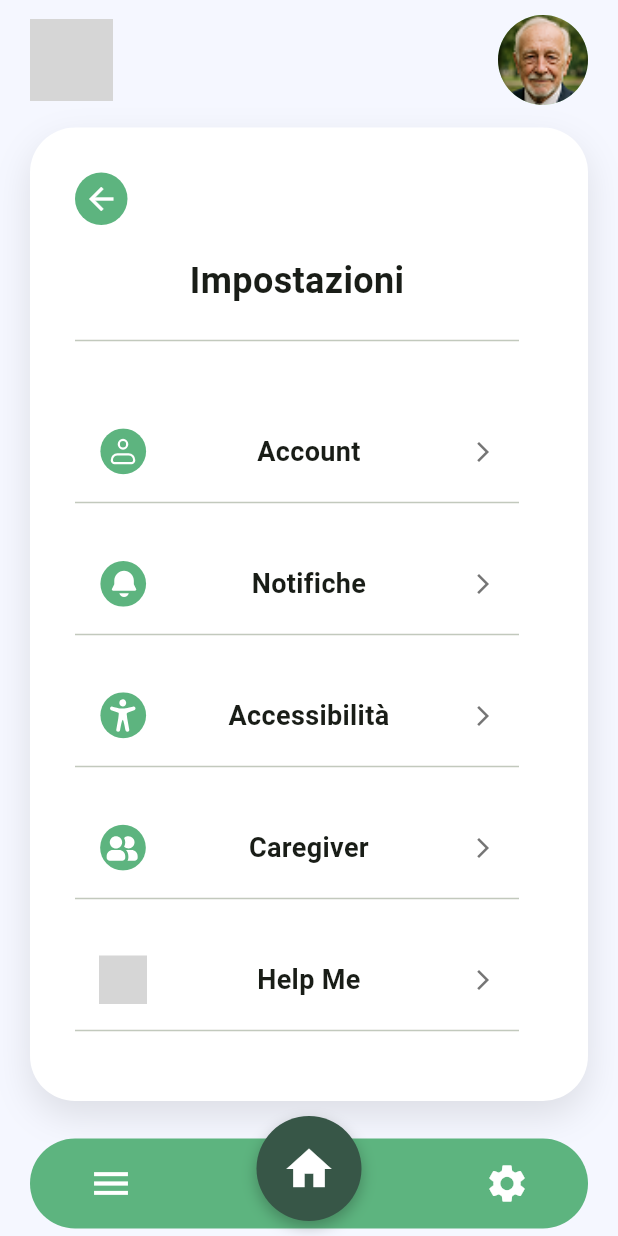
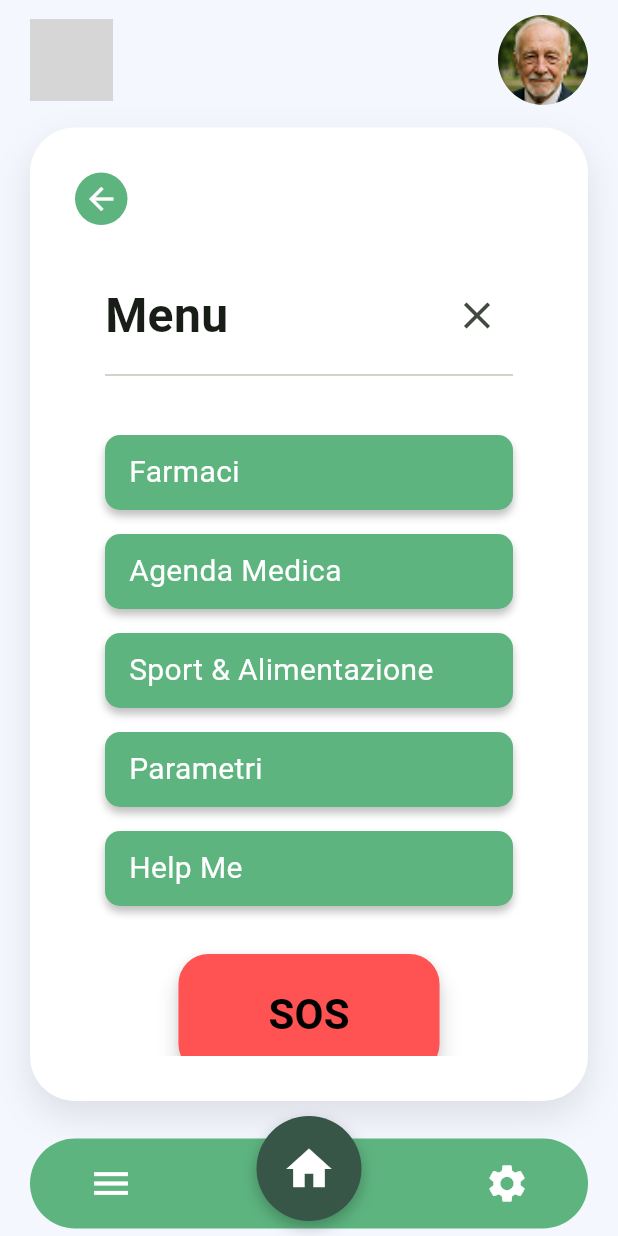
Before and after one commit to Lucacpt/WellYess, a Flutter app: the screen it shows after launch, item 3 of the bottom bar chosen, after a tap on the "menu" icon, on a phone screen of 412 x 824 dp. Run offline on Flutter 3.47's test engine with Material 3 defaults, Android fonts, the phone set to English and light mode, and no system bars; our stand-ins replace flutter_svg; grey boxes are pictures that could not be loaded.

Commit message:
add menu page and fixed navbar

```diff
--- /dev/null
+++ b/wellyess/lib/screens/menu_page.dart
@@ -0,0 +1,113 @@
+import 'package:flutter/material.dart';
+import 'package:wellyess/widgets/base_layout.dart';
+import 'package:wellyess/screens/med_section.dart';          // FarmaciPage
+import 'package:wellyess/screens/consigli_salute.dart';     // ConsigliSalutePage
+import 'placeholderpage.dart';                             // PlaceholderPage
+
+class MenuPage extends StatelessWidget {
+  const MenuPage({Key? key}) : super(key: key);
+
+  @override
+  Widget build(BuildContext context) {
+    return BaseLayout(
+      currentIndex: 0,
+      onBackPressed: () => Navigator.of(context).pop(),
+      child: ListView(
+        padding: const EdgeInsets.symmetric(horizontal: 20, vertical: 16),
+        children: [
+          Row(
+            mainAxisAlignment: MainAxisAlignment.spaceBetween,
+            children: [
+              const Text("Menu",
+                  style: TextStyle(fontSize: 32, fontWeight: FontWeight.bold)),
+              IconButton(
+                icon: const Icon(Icons.close, size: 30),
+                onPressed: () => Navigator.of(context).pop(),
+              ),
+            ],
+          ),
+          const SizedBox(height: 8),
+          const Divider(),
+          const SizedBox(height: 24),
+
+          _buildMenuButton(context, "Farmaci"),
+          _buildMenuButton(context, "Agenda Medica"),
+          _buildMenuButton(context, "Sport & Alimentazione"),
+          _buildMenuButton(context, "Parametri"),
+          _buildMenuButton(context, "Help Me"),
+
+          const SizedBox(height: 24),
+          Center(
+            child: ElevatedButton(
+              onPressed: () => _navigateWithFade(
+                  context, const PlaceholderPage(title: "SOS")),
+              style: ElevatedButton.styleFrom(
+                backgroundColor: Colors.redAccent,
+                padding:
+                    const EdgeInsets.symmetric(horizontal: 60, vertical: 20),
+                shape: RoundedRectangleBorder(
+                    borderRadius: BorderRadius.circular(20)),
+                elevation: 6,
+              ),
+              child: const Text("SOS",
+                  style: TextStyle(
+                      fontSize: 28,
+                      fontWeight: FontWeight.bold,
+                      color: Colors.black)),
+            ),
+          ),
+          const SizedBox(height: 16),
+        ],
+      ),
+    );
+  }
+
+  Widget _buildMenuButton(BuildContext context, String label) {
+    return Padding(
+      padding: const EdgeInsets.symmetric(vertical: 8),
+      child: InkWell(
+        onTap: () {
+          if (label == 'Farmaci') {
+            Navigator.push(
+              context,
+              MaterialPageRoute(builder: (_) => const FarmaciPage()),
+            );
+          } else if (label == 'Sport & Alimentazione') {
+            Navigator.push(
+              context,
+              MaterialPageRoute(builder: (_) => const ConsigliSalutePage()),
+            );
+          } else {
+            _navigateWithFade(context, PlaceholderPage(title: label));
+          }
+        },
+        child: Container(
+          height: 50,
+          alignment: Alignment.centerLeft,
+          padding: const EdgeInsets.symmetric(horizontal: 16),
+          decoration: ShapeDecoration(
+            color: const Color(0xFF5DB47F),
+            shape:
+                RoundedRectangleBorder(borderRadius: BorderRadius.circular(10)),
+            shadows: const [
+              BoxShadow(
+                  color: Color(0x3F000000),
+                  blurRadius: 4,
+                  offset: Offset(0, 4)),
+            ],
+          ),
+          child: Text(label,
+              style: const TextStyle(fontSize: 20, color: Colors.white)),
+        ),
+      ),
+    );
+  }
+
+  void _navigateWithFade(BuildContext context, Widget page) {
+    Navigator.of(context).push(PageRouteBuilder(
+      pageBuilder: (_, __, ___) => page,
+      transitionsBuilder: (_, anim, __, child) =>
+          FadeTransition(opacity: anim, child: child),
+    ));
+  }
+}
--- a/wellyess/lib/widgets/bottom_navbar.dart
+++ b/wellyess/lib/widgets/bottom_navbar.dart
@@ -1,4 +1,5 @@
 import 'package:flutter/material.dart';
+import 'package:wellyess/screens/menu_page.dart';
 import 'package:wellyess/screens/settings.dart';
 
 class CustomBottomNavBar extends StatelessWidget {
@@ -31,19 +32,29 @@ class CustomBottomNavBar extends StatelessWidget {
               child: Row(
                 mainAxisAlignment: MainAxisAlignment.spaceBetween,
                 children: [
+                  // BOTTONE MENU
                   IconButton(
                     iconSize: 30,
-                    icon: Icon(
+                    icon: const Icon(
                       Icons.menu,
-                      color:Colors.white,
+                      color: Colors.white,
                     ),
-                    onPressed: () => onTap?.call(0),
+                    onPressed: () {
+                      Navigator.push(
+                        context,
+                        MaterialPageRoute(
+                          builder: (context) => const MenuPage(),
+                        ),
+                      );
+                    },
                   ),
+
+                  // BOTTONE IMPOSTAZIONI
                   IconButton(
                     iconSize: 30,
-                    icon: Icon(
+                    icon: const Icon(
                       Icons.settings,
-                      color:Colors.white,
+                      color: Colors.white,
                     ),
                     onPressed: () {
                       Navigator.push(
```
Also changed, not shown: 1 other file.
